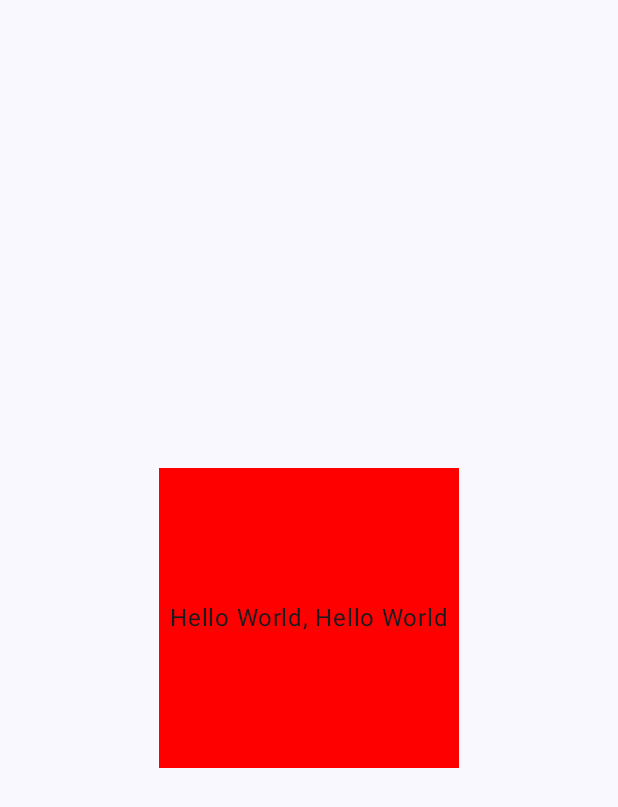
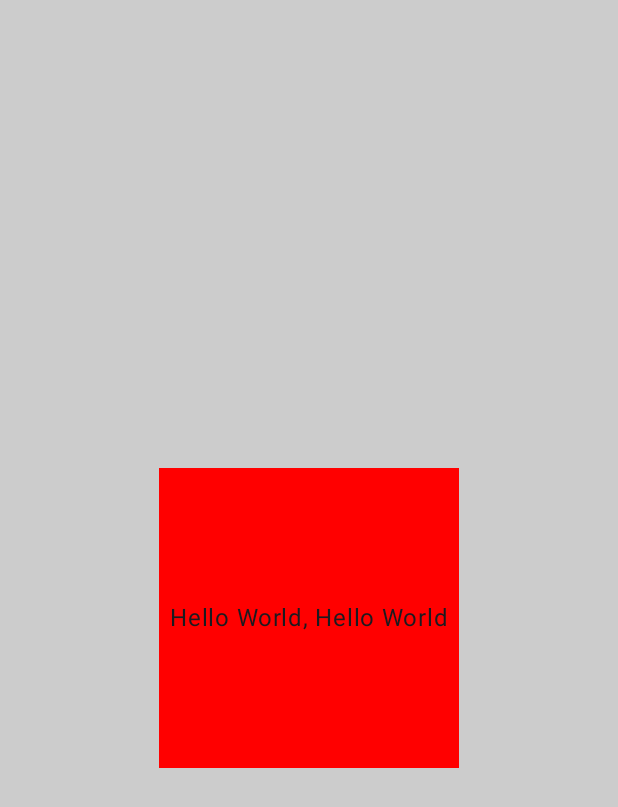
Before and after one commit to Miguel36/compose-app-course, an Android app built with Jetpack Compose: the screen it shows after launch (MainActivity), on a phone screen of 412 x 824 dp. Shown: the top 807 px of the screen. Run offline under Robolectric (Android 15) with nearby library versions, the phone set to English and light mode, and no system bars.

Commit message:
Uso básico de el Box, Jetpack Compose

```diff
--- a/app/src/main/java/com/skyfallen/myfirstcomposeapp/components/layout/MyBox.kt
+++ b/app/src/main/java/com/skyfallen/myfirstcomposeapp/components/layout/MyBox.kt
@@ -21,7 +21,7 @@ import androidx.compose.ui.unit.dp
 @Preview
 @Composable
 fun MyBox() {
-    Box(modifier = Modifier.fillMaxSize(), contentAlignment = Alignment.Center) {
+    Box(modifier = Modifier.fillMaxSize().background(Color.LightGray), contentAlignment = Alignment.Center) {
         Box(modifier = Modifier
             .size(200.dp)
             .background(Color.Red)
```
